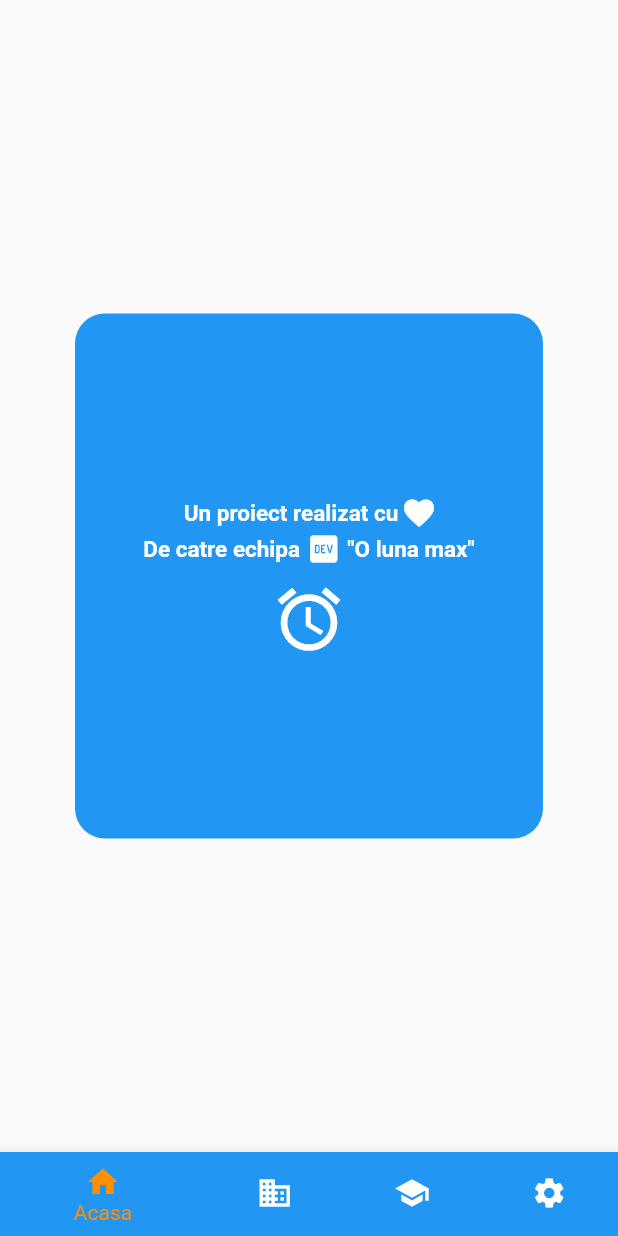
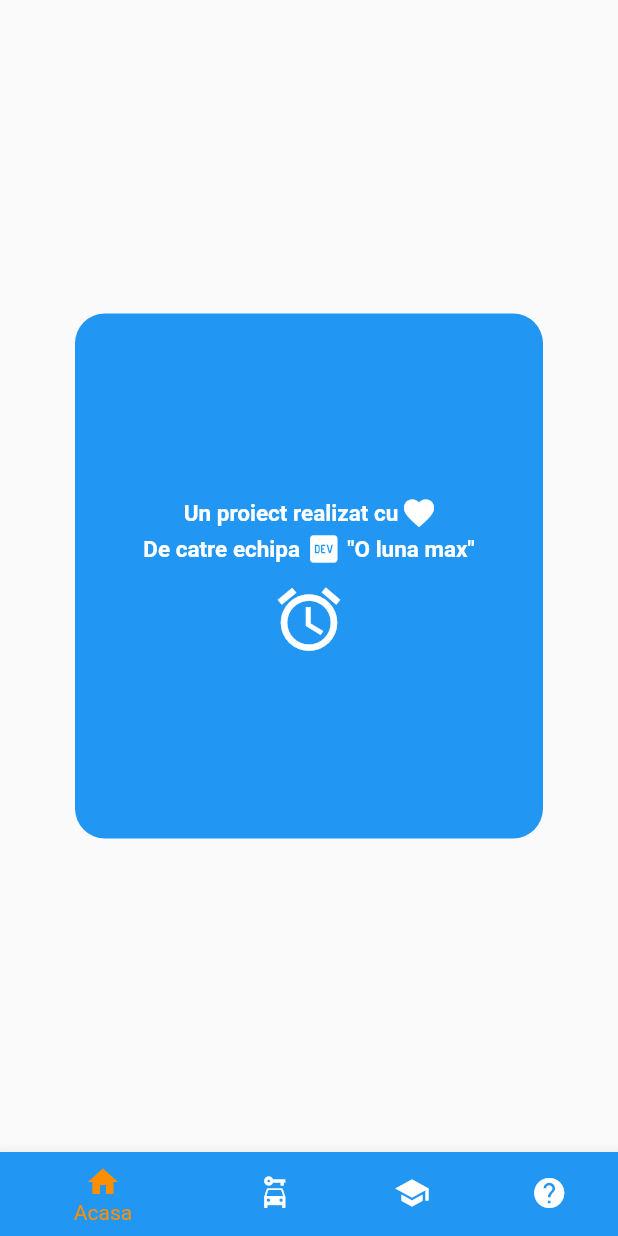
Before and after one commit to gandolh/ImSpeed, a Flutter app: the screen it shows after launch, on a phone screen of 412 x 824 dp. Run offline on Flutter 3.47's test engine with Material 2 defaults, Android fonts, the phone set to English and light mode, and no system bars.

Commit message:
schimbare iconite

```diff
--- a/lib/bottom_navbar.dart
+++ b/lib/bottom_navbar.dart
@@ -41,7 +41,7 @@ class _BottomNavbarState extends State<BottomNavbar> {
             backgroundColor: Colors.blue,
           ),
           BottomNavigationBarItem(
-            icon: Icon(Icons.business),
+            icon: Icon(Icons.car_rental),
             label: 'Curse',
             backgroundColor: Colors.green,
           ),
@@ -51,7 +51,7 @@ class _BottomNavbarState extends State<BottomNavbar> {
             backgroundColor: Colors.purple,
           ),
           BottomNavigationBarItem(
-            icon: Icon(Icons.settings),
+            icon: Icon(Icons.help),
             label: 'Ajutor',
             backgroundColor: Colors.black,
           ),
```
